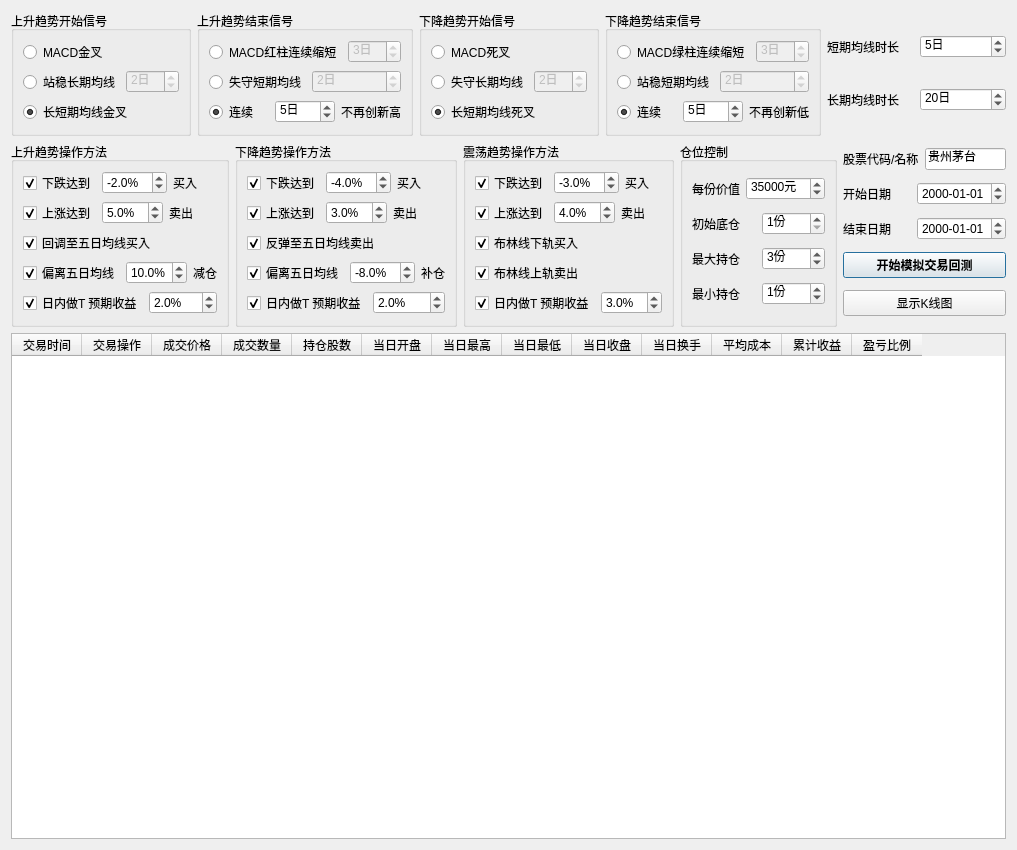
Qt form QtDesign/TradeSimulator.ui (victor647/QuantumStockTrade) before a commit.
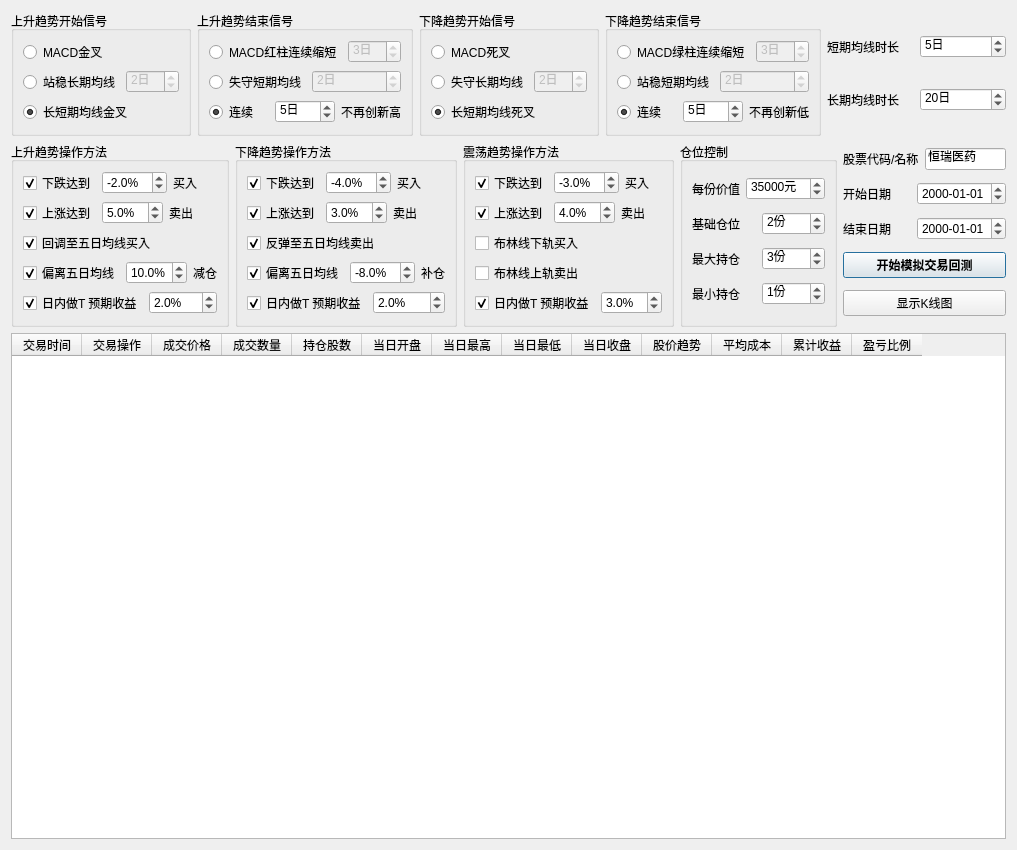
The same form after that commit.

Commit message: 趋势分析

What changed in the file:
```diff
--- a/QtDesign/TradeSimulator.ui
+++ b/QtDesign/TradeSimulator.ui
@@ -1125,7 +1125,7 @@
            <string>布林线下轨买入</string>
           </property>
           <property name="checked">
-           <bool>true</bool>
+           <bool>false</bool>
           </property>
          </widget>
         </item>
@@ -1135,7 +1135,7 @@
            <string>布林线上轨卖出</string>
           </property>
           <property name="checked">
-           <bool>true</bool>
+           <bool>false</bool>
           </property>
          </widget>
         </item>
@@ -1255,7 +1255,7 @@
              </font>
             </property>
             <property name="text">
-             <string>初始底仓</string>
+             <string>基础仓位</string>
             </property>
            </widget>
           </item>
@@ -1280,7 +1280,7 @@
              <number>1</number>
             </property>
             <property name="value">
-             <number>1</number>
+             <number>2</number>
             </property>
            </widget>
           </item>
@@ -1411,7 +1411,7 @@
             </font>
            </property>
            <property name="text">
-            <string>贵州茅台</string>
+            <string>恒瑞医药</string>
            </property>
            <property name="maxLength">
             <number>6</number>
@@ -1585,7 +1585,7 @@
      </column>
      <column>
       <property name="text">
-       <string>当日换手</string>
+       <string>股价趋势</string>
       </property>
      </column>
      <column>
```
Left out of the diff: 7 changed lines with no effect on the pictures. The commit also changes 3 other files.
